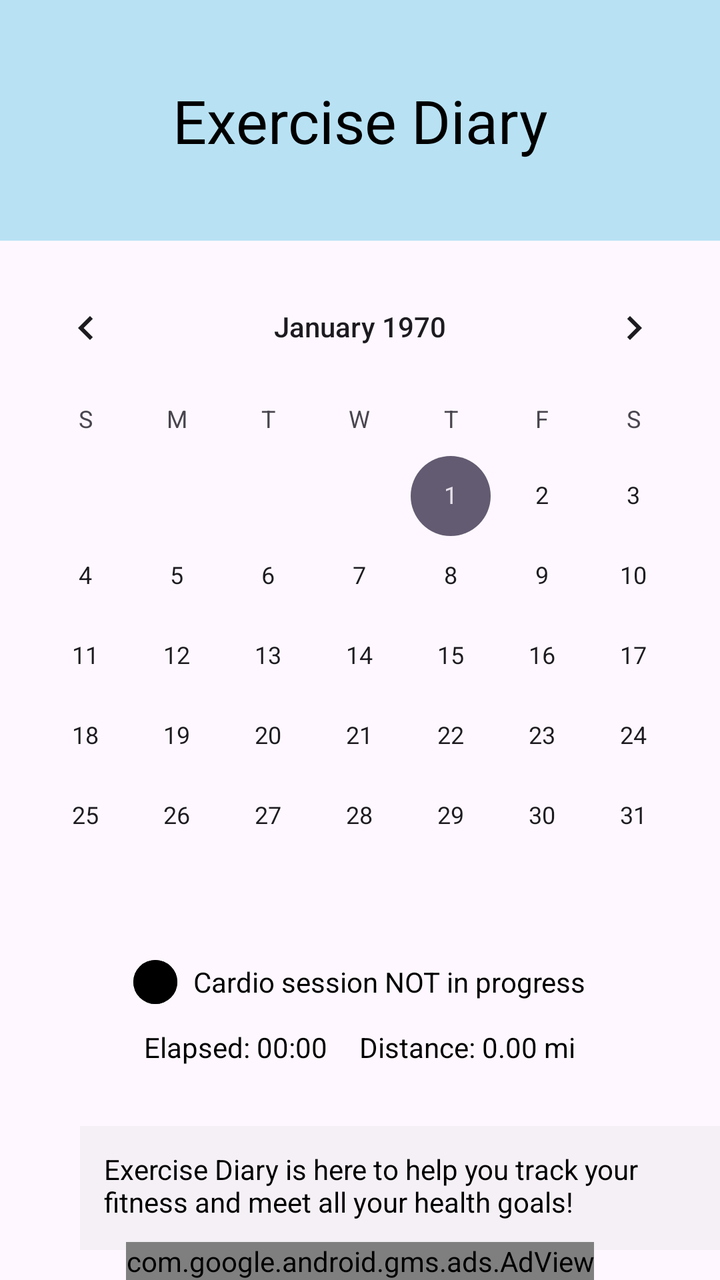
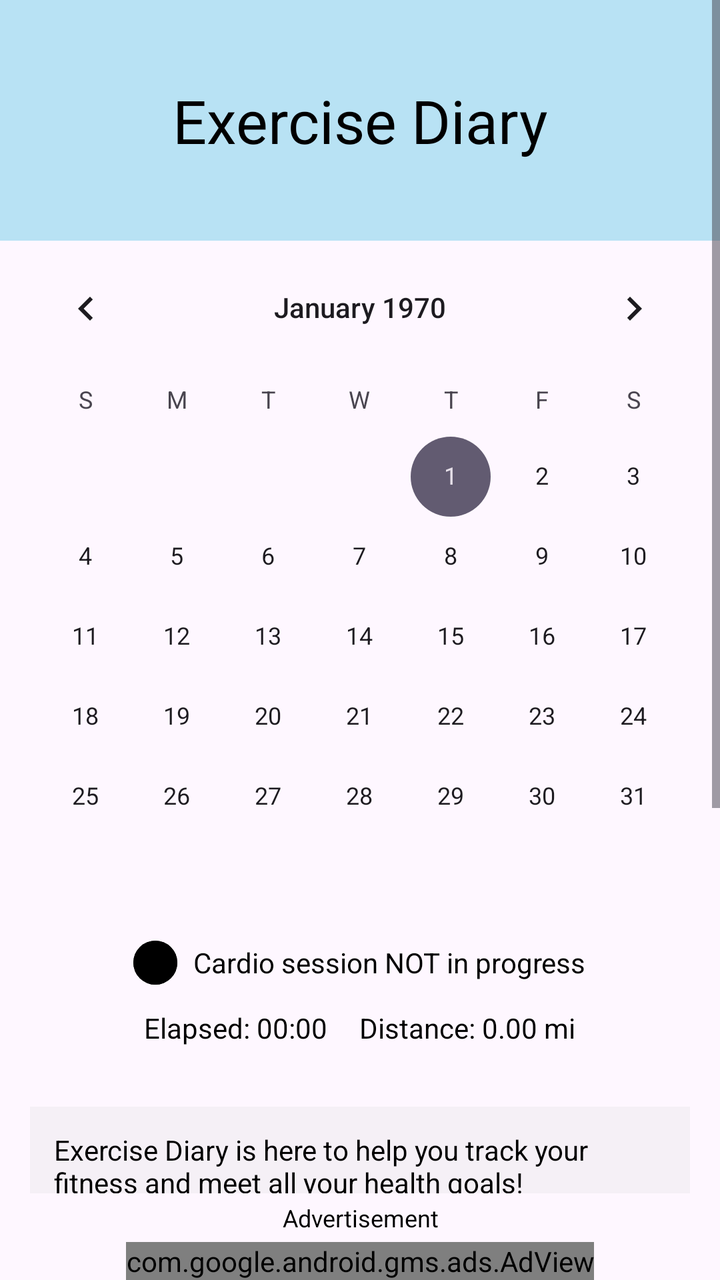

An Android layout rendered at two revisions. The XML below is the earlier revision; the diff shows what the commit changed to produce the second picture.
<!-- AndroidManifest.xml: activity theme Theme.Exercise -->
<!-- res/layout/activity_main.xml -->
<?xml version="1.0" encoding="utf-8"?>
<RelativeLayout xmlns:android="http://schemas.android.com/apk/res/android"
    xmlns:app="http://schemas.android.com/apk/res-auto"
    xmlns:ads="http://schemas.android.com/apk/res-auto"
    xmlns:tools="http://schemas.android.com/tools"
    android:id="@+id/main"
    android:layout_width="match_parent"
    android:layout_height="match_parent"
    tools:context=".MainActivity">

    <TextView
        android:id="@+id/title"
        android:text="@string/app_name"
        android:textAlignment="center"
        android:textSize="30sp"
        android:textColor="#000"
        android:background="@color/light_blue"
        android:padding="40dp"
        android:layout_width="match_parent"
        android:layout_height="wrap_content"
        android:layout_centerHorizontal="true" />

    <CalendarView
        android:id="@+id/calendar"
        android:layout_width="match_parent"
        android:layout_height="wrap_content"
        android:layout_marginTop="130dp" />

    <LinearLayout
        android:id="@+id/status_container"
        android:layout_width="wrap_content"
        android:layout_height="wrap_content"
        android:orientation="horizontal"
        android:gravity="center_vertical"
        android:layout_below="@+id/calendar"
        android:layout_centerHorizontal="true"
        android:padding="12dp">

        <Button
            android:id="@+id/status_circle"
            android:layout_width="22dp"
            android:layout_height="22dp"
            android:backgroundTint="@color/black"
            android:insetTop="0dp"
            android:insetBottom="0dp"
            app:cornerRadius="11dp" />

        <TextView
            android:id="@+id/session_status"
            android:layout_width="wrap_content"
            android:layout_height="wrap_content"
            android:layout_marginStart="8dp"
            android:text="Cardio session NOT in progress"
            android:textColor="#000" />

    </LinearLayout>

    <LinearLayout
        android:id="@+id/session_metrics"
        android:layout_width="wrap_content"
        android:layout_height="wrap_content"
        android:layout_below="@+id/status_container"
        android:layout_centerHorizontal="true"
        android:layout_marginBottom="30dp"
        android:orientation="horizontal"
        android:gravity="center_vertical">

        <TextView
            android:id="@+id/session_timer"
            android:layout_width="wrap_content"
            android:layout_height="wrap_content"
            android:text="@string/session_timer_default"
            android:textColor="#000" />

        <TextView
            android:id="@+id/session_distance"
            android:layout_width="wrap_content"
            android:layout_height="wrap_content"
            android:layout_marginStart="16dp"
            android:text="@string/session_distance_default"
            android:textColor="#000" />
    </LinearLayout>

    <TextView
        android:id="@+id/description"
        android:layout_width="330dp"
        android:layout_height="wrap_content"
        android:layout_below="@+id/session_metrics"
        android:layout_marginBottom="15dp"
        android:layout_marginStart="40dp"
        android:background="@color/light_gray"
        android:padding="12dp"
        android:text="@string/description"
        android:textColor="#000" />

    <Button
        android:id="@+id/track_cardio"
        android:layout_below="@+id/description"
        android:layout_marginStart="40dp"
        android:layout_width="150dp"
        android:layout_height="60dp"
        android:text="@string/track_cardio"
        android:textSize="15sp"
        android:backgroundTint="@color/black"
        app:cornerRadius="10dp" />

    <Button
        android:id="@+id/add_workout"
        android:layout_below="@+id/description"
        android:layout_toEndOf="@+id/track_cardio"
        android:layout_marginStart="16dp"
        android:layout_width="150dp"
        android:layout_height="60dp"
        android:text="@string/add_workout"
        android:textSize="15sp"
        android:backgroundTint="@color/black"
        app:cornerRadius="10dp" />

    <com.google.android.gms.ads.AdView
        android:id="@+id/adView"
        android:layout_width="wrap_content"
        android:layout_height="wrap_content"
        android:layout_alignParentBottom="true"
        android:layout_centerHorizontal="true"
        ads:adSize="BANNER"
        ads:adUnitId="@string/admob_banner_unit_id" />

</RelativeLayout>
<!-- resources referenced by this layout -->
<resources>
  <color name="black">#FF000000</color>
  <color name="light_blue">#b8e2f4</color>
  <color name="light_gray">#33D3D3D3</color>
  <string name="add_workout">Add Workout</string>
  <string name="admob_banner_unit_id">ca-app-pub-3940256099942544/6300978111</string>
  <string name="app_name">Exercise Diary</string>
  <string name="description">Exercise Diary is here to help you track your fitness and meet all your health goals!\n\n
          Add a workout (i.e., activity, sets, reps, weight, and intensity) using the Add Workout button below.\n\n
          Start a cardio session and track distance and duration using the Track Cardio button below.\n\n
          Use the calendar to view to check old workout logs and cardio sessions.
      </string>
  <string name="session_distance_default">Distance: 0.00 mi</string>
  <string name="session_timer_default">Elapsed: 00:00</string>
  <string name="track_cardio">Track Cardio</string>
  <style name="Theme.Exercise" parent="Base.Theme.Exercise" />
  <style name="Base.Theme.Exercise" parent="Theme.Material3.DayNight.NoActionBar">
          
          
      </style>
</resources>

<!-- the commit's change to res/layout/activity_main.xml (unified diff, before → after) -->
@@ -1,120 +1,155 @@
 <?xml version="1.0" encoding="utf-8"?>
 <RelativeLayout xmlns:android="http://schemas.android.com/apk/res/android"
     xmlns:app="http://schemas.android.com/apk/res-auto"
-    xmlns:ads="http://schemas.android.com/apk/res-auto"
     xmlns:tools="http://schemas.android.com/tools"
     android:id="@+id/main"
     android:layout_width="match_parent"
     android:layout_height="match_parent"
     tools:context=".MainActivity">
 
+
+    <ScrollView
+        android:id="@+id/main_scroll"
+        android:layout_width="match_parent"
+        android:layout_height="match_parent"
+        android:layout_above="@+id/ad_label"
+        android:fillViewport="true">
+
+        <RelativeLayout
+            android:id="@+id/content_area"
+            android:layout_width="match_parent"
+            android:layout_height="wrap_content">
+
+            <TextView
+                android:id="@+id/title"
+                android:text="@string/app_name"
+                android:textAlignment="center"
+                android:textSize="30sp"
+                android:textColor="#000"
+                android:background="@color/light_blue"
+                android:padding="40dp"
+                android:layout_width="match_parent"
+                android:layout_height="wrap_content"
+                android:layout_centerHorizontal="true" />
+
+            <CalendarView
+                android:id="@+id/calendar"
+                android:layout_width="match_parent"
+                android:layout_height="wrap_content"
+                android:layout_below="@+id/title" />
+
+
+
+            <LinearLayout
+                android:id="@+id/status_container"
+                android:layout_width="wrap_content"
+                android:layout_height="wrap_content"
+                android:orientation="horizontal"
+                android:gravity="center_vertical"
+                android:layout_below="@+id/calendar"
+                android:layout_centerHorizontal="true"
+                android:padding="12dp">
+
+                <Button
+                    android:id="@+id/status_circle"
+                    android:layout_width="22dp"
+                    android:layout_height="22dp"
+                    android:backgroundTint="@color/black"
+                    android:insetTop="0dp"
+                    android:insetBottom="0dp"
+                    app:cornerRadius="11dp" />
+
+                <TextView
+                    android:id="@+id/session_status"
+                    android:layout_width="wrap_content"
+                    android:layout_height="wrap_content"
+                    android:layout_marginStart="8dp"
+                    android:text="Cardio session NOT in progress"
+                    android:textColor="#000" />
+
+            </LinearLayout>
+
+            <LinearLayout
+                android:id="@+id/session_metrics"
+                android:layout_width="wrap_content"
+                android:layout_height="wrap_content"
+                android:layout_below="@+id/status_container"
+                android:layout_centerHorizontal="true"
+                android:orientation="horizontal"
+                android:gravity="center_vertical">
+
+                <TextView
+                    android:id="@+id/session_timer"
+                    android:layout_width="wrap_content"
+                    android:layout_height="wrap_content"
+                    android:text="@string/session_timer_default"
+                    android:textColor="#000" />
+
+                <TextView
+                    android:id="@+id/session_distance"
+                    android:layout_width="wrap_content"
+                    android:layout_height="wrap_content"
+                    android:layout_marginStart="16dp"
+                    android:text="@string/session_distance_default"
+                    android:textColor="#000" />
+
+            </LinearLayout>
+
+            <TextView
+                android:id="@+id/description"
+                android:layout_width="330dp"
+                android:layout_height="wrap_content"
+                android:layout_below="@+id/session_metrics"
+                android:layout_centerHorizontal="true"
+                android:layout_marginTop="30dp"
+                android:background="@color/light_gray"
+                android:padding="12dp"
+                android:text="@string/description"
+                android:textColor="#000" />
+
+            <Button
+                android:id="@+id/track_cardio"
+                android:layout_width="150dp"
+                android:layout_height="60dp"
+                android:layout_below="@+id/description"
+                android:layout_marginStart="40dp"
+                android:layout_marginTop="15dp"
+                android:layout_marginBottom="30dp"
+                android:backgroundTint="@color/black"
+                android:text="@string/track_cardio"
+                android:textSize="15sp"
+                app:cornerRadius="10dp" />
+
+            <Button
+                android:id="@+id/add_workout"
+                android:layout_width="150dp"
+                android:layout_height="60dp"
+                android:layout_below="@+id/description"
+                android:layout_toEndOf="@+id/track_cardio"
+                android:layout_marginStart="16dp"
+                android:layout_marginTop="15dp"
+                android:layout_marginBottom="30dp"
+                android:backgroundTint="@color/black"
+                android:text="@string/add_workout"
+                android:textSize="15sp"
+                app:cornerRadius="10dp" />
+
+        </RelativeLayout>
+
+    </ScrollView>
+
+
     <TextView
-        android:id="@+id/title"
-        android:text="@string/app_name"
-        android:textAlignment="center"
-        android:textSize="30sp"
-        android:textColor="#000"
-        android:background="@color/light_blue"
-        android:padding="40dp"
+        android:id="@+id/ad_label"
         android:layout_width="match_parent"
         android:layout_height="wrap_content"
-        android:layout_centerHorizontal="true" />
+        android:layout_above="@+id/adView"
+        android:gravity="center"
+        android:padding="4dp"
+        android:text="Advertisement"
+        android:textColor="#000"
+        android:textSize="12sp" />
 
-    <CalendarView
-        android:id="@+id/calendar"
-        android:layout_width="match_parent"
-        android:layout_height="wrap_content"
-        android:layout_marginTop="130dp" />
-
-    <LinearLayout
-        android:id="@+id/status_container"
-        android:layout_width="wrap_content"
-        android:layout_height="wrap_content"
-        android:orientation="horizontal"
-        android:gravity="center_vertical"
-        android:layout_below="@+id/calendar"
-        android:layout_centerHorizontal="true"
-        android:padding="12dp">
-
-        <Button
-            android:id="@+id/status_circle"
-            android:layout_width="22dp"
-            android:layout_height="22dp"
-            android:backgroundTint="@color/black"
-            android:insetTop="0dp"
-            android:insetBottom="0dp"
-            app:cornerRadius="11dp" />
-
-        <TextView
-            android:id="@+id/session_status"
-            android:layout_width="wrap_content"
-            android:layout_height="wrap_content"
-            android:layout_marginStart="8dp"
-            android:text="Cardio session NOT in progress"
-            android:textColor="#000" />
-
-    </LinearLayout>
-
-    <LinearLayout
-        android:id="@+id/session_metrics"
-        android:layout_width="wrap_content"
-        android:layout_height="wrap_content"
-        android:layout_below="@+id/status_container"
-        android:layout_centerHorizontal="true"
-        android:layout_marginBottom="30dp"
-        android:orientation="horizontal"
-        android:gravity="center_vertical">
-
-        <TextView
-            android:id="@+id/session_timer"
-            android:layout_width="wrap_content"
-            android:layout_height="wrap_content"
-            android:text="@string/session_timer_default"
-            android:textColor="#000" />
-
-        <TextView
-            android:id="@+id/session_distance"
-            android:layout_width="wrap_content"
-            android:layout_height="wrap_content"
-            android:layout_marginStart="16dp"
-            android:text="@string/session_distance_default"
-            android:textColor="#000" />
-    </LinearLayout>
-
-    <TextView
-        android:id="@+id/description"
-        android:layout_width="330dp"
-        android:layout_height="wrap_content"
-        android:layout_below="@+id/session_metrics"
-        android:layout_marginBottom="15dp"
-        android:layout_marginStart="40dp"
-        android:background="@color/light_gray"
-        android:padding="12dp"
-        android:text="@string/description"
-        android:textColor="#000" />
-
-    <Button
-        android:id="@+id/track_cardio"
-        android:layout_below="@+id/description"
-        android:layout_marginStart="40dp"
-        android:layout_width="150dp"
-        android:layout_height="60dp"
-        android:text="@string/track_cardio"
-        android:textSize="15sp"
-        android:backgroundTint="@color/black"
-        app:cornerRadius="10dp" />
-
-    <Button
-        android:id="@+id/add_workout"
-        android:layout_below="@+id/description"
-        android:layout_toEndOf="@+id/track_cardio"
-        android:layout_marginStart="16dp"
-        android:layout_width="150dp"
-        android:layout_height="60dp"
-        android:text="@string/add_workout"
-        android:textSize="15sp"
-        android:backgroundTint="@color/black"
-        app:cornerRadius="10dp" />
 
     <com.google.android.gms.ads.AdView
         android:id="@+id/adView"
@@ -122,7 +157,7 @@
         android:layout_height="wrap_content"
         android:layout_alignParentBottom="true"
         android:layout_centerHorizontal="true"
-        ads:adSize="BANNER"
-        ads:adUnitId="@string/admob_banner_unit_id" />
+        app:adSize="BANNER"
+        app:adUnitId="@string/admob_banner_unit_id" />
 
 </RelativeLayout>
